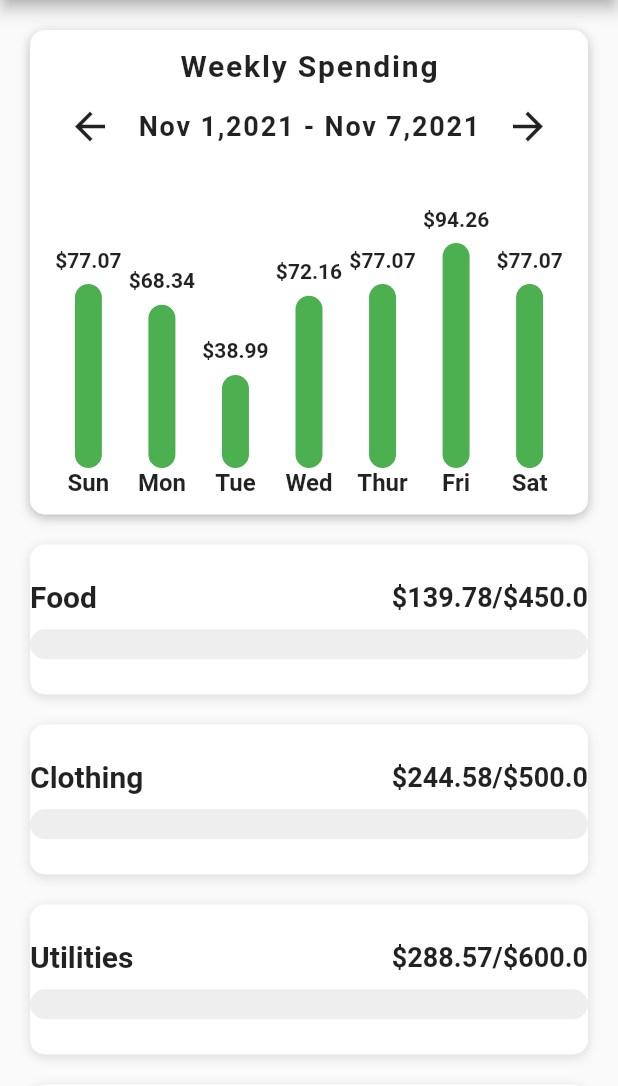
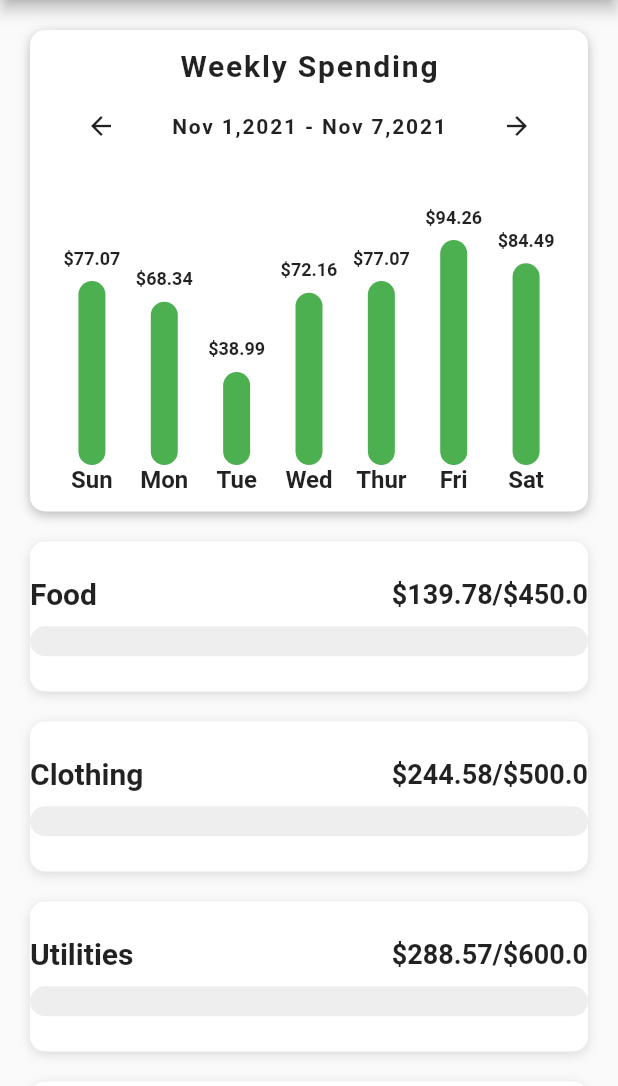
Before and after one commit to Abdulla-Khan/Budget-App-UI, a Flutter app: the screen it shows after launch, on a phone screen of 412 x 824 dp, the part 150-1236 px from its top. Run offline on Flutter 3.47's test engine with Material 2 defaults, Android fonts, the phone set to English and light mode, and no system bars.

Commit message:
Changes Made

```diff
--- a/lib/screens/homepage.dart
+++ b/lib/screens/homepage.dart
@@ -119,7 +119,7 @@ class _HomePageState extends State<HomePage> {
                   decoration: BoxDecoration(
                     color: Colors.white,
                     borderRadius: BorderRadius.circular(10),
-                    boxShadow: [
+                    boxShadow: const [
                       BoxShadow(
                           color: Colors.black26,
                           offset: Offset(0, 2),
--- a/lib/widgets/bar_chart.dart
+++ b/lib/widgets/bar_chart.dart
@@ -6,11 +6,11 @@ class BarChart extends StatelessWidget {
   @override
   Widget build(BuildContext context) {
     double mostExpensive = 0;
-    expenses.forEach((double price) {
+    for (var price in expenses) {
       if (price > mostExpensive) {
         mostExpensive = price;
       }
-    });
+    }
     return Padding(
       padding: const EdgeInsets.all(12.0),
       child: Column(
@@ -28,25 +28,26 @@ class BarChart extends StatelessWidget {
           ),
           Row(
             mainAxisAlignment: MainAxisAlignment.spaceAround,
+            crossAxisAlignment: CrossAxisAlignment.center,
             children: [
               IconButton(
                 icon: const Icon(
                   Icons.arrow_back,
-                  size: 30,
+                  size: 20,
                 ),
                 onPressed: () {},
               ),
               const Text(
                 "Nov 1,2021 - Nov 7,2021",
                 style: TextStyle(
-                    fontSize: 18,
+                    fontSize: 14,
                     fontWeight: FontWeight.w600,
                     letterSpacing: 1.2),
               ),
               IconButton(
                 icon: const Icon(
                   Icons.arrow_forward,
-                  size: 30,
+                  size: 20,
                 ),
                 onPressed: () {},
               )
@@ -65,7 +66,7 @@ class BarChart extends StatelessWidget {
                 Bar("Wed", expenses[2], mostExpensive),
                 Bar("Thur", expenses[3], mostExpensive),
                 Bar("Fri", expenses[4], mostExpensive),
-                Bar("Sat", expenses[6], mostExpensive)
+                Bar("Sat", expenses[5], mostExpensive)
               ])
         ],
       ),
@@ -88,6 +89,7 @@ class Bar extends StatelessWidget {
       children: [
         Text("\$${amountSpent.toStringAsFixed(2)}",
             style: TextStyle(
+              fontSize: 12,
               fontWeight: FontWeight.w600,
             )),
         SizedBox(
```
Also changed, not shown: lib/screens/category_screen.dart (added, +121 -0 lines).
